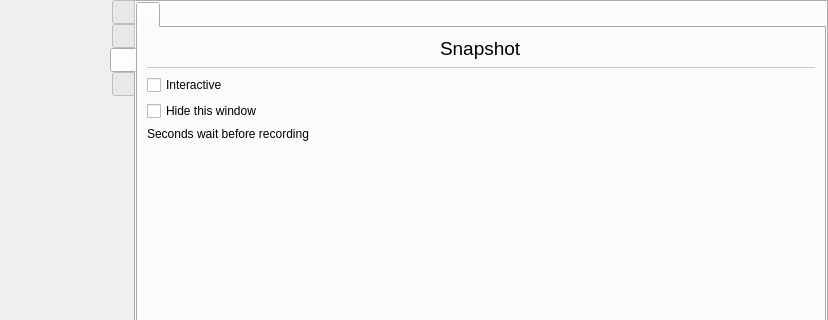
This is src/wayland/formMainWindow_wl.ui in rusbomber/vokoscreenNG as Qt 5 draws it before an edit; both pictures show x 0 to 828 and y 0 to 320 of the 828 by 498 pixel window. The edited form follows.
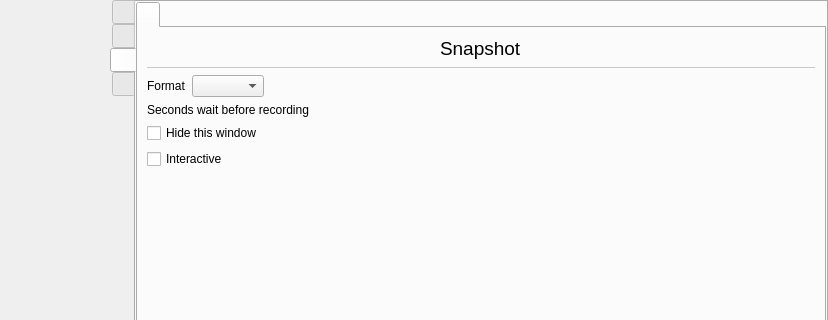
This is the edited form. The open tabs and pages were chosen to show the change. Icons and pictures are not drawn.

Commit message: Wayland Snapshot add formats

What changed in the file:
```diff
--- a/src/wayland/formMainWindow_wl.ui
+++ b/src/wayland/formMainWindow_wl.ui
@@ -2678,20 +2678,49 @@
                </widget>
               </item>
               <item>
-               <widget class="QCheckBox" name="checkBox_snapshot_interactive">
-                <property name="text">
-                 <string notr="true">Interactive</string>
-                </property>
-               </widget>
-              </item>
-              <item>
+               <layout class="QGridLayout" name="gridLayout">
+                <item row="4" column="0" colspan="2">
                <widget class="QCheckBox" name="checkBoxSnapshotHideBeforeRecording">
                 <property name="text">
                  <string>Hide this window</string>
                 </property>
                </widget>
               </item>
+                <item row="5" column="0" colspan="2">
+                 <widget class="QCheckBox" name="checkBox_snapshot_interactive">
+                  <property name="text">
+                   <string notr="true">Interactive</string>
+                  </property>
+                 </widget>
+                </item>
+                <item row="2" column="0">
+                 <widget class="QLabel" name="label_57">
+                  <property name="text">
+                   <string>Format</string>
+                  </property>
+                 </widget>
+                </item>
+                <item row="2" column="1">
+                 <layout class="QHBoxLayout" name="horizontalLayout_44">
               <item>
+                   <widget class="QComboBox" name="comboBoxSnapshotImageFormats"/>
+                  </item>
+                  <item>
+                   <spacer name="horizontalSpacer_26">
+                    <property name="orientation">
+                     <enum>Qt::Horizontal</enum>
+                    </property>
+                    <property name="sizeHint" stdset="0">
+                     <size>
+                      <width>40</width>
+                      <height>20</height>
+                     </size>
+                    </property>
+                   </spacer>
+                  </item>
+                 </layout>
+                </item>
+                <item row="3" column="0" colspan="2">
                <layout class="QHBoxLayout" name="horizontalLayout_59">
                 <item>
                  <widget class="QLabel" name="label_60">
@@ -2699,6 +2728,8 @@
                    <string>Seconds wait before recording</string>
                   </property>
                  </widget>
+                  </item>
+                 </layout>
                 </item>
                </layout>
               </item>
```
Left out of the diff: 10 changed lines with no effect on the pictures. Lines whose indentation alone changed are shown as unchanged. The commit also changes 2 other files.
